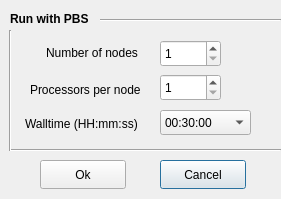
Qt form GUI/runPBS/runpbsdialog.ui (IFMlab/ChemFlow) before a commit.
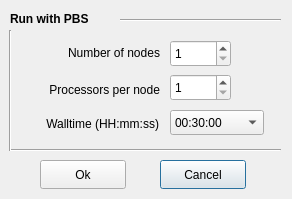
The same form after that commit.

The edit to the form file:
```diff
--- a/GUI/runPBS/runpbsdialog.ui
+++ b/GUI/runPBS/runpbsdialog.ui
@@ -6,7 +6,7 @@
    <rect>
     <x>0</x>
     <y>0</y>
-    <width>281</width>
+    <width>292</width>
     <height>199</height>
    </rect>
   </property>
@@ -18,7 +18,7 @@
     <rect>
      <x>10</x>
      <y>10</y>
-     <width>81</width>
+     <width>101</width>
      <height>17</height>
     </rect>
    </property>
@@ -35,7 +35,7 @@
   <widget class="QSpinBox" name="spinBox_nodes">
    <property name="geometry">
     <rect>
-     <x>160</x>
+     <x>170</x>
      <y>40</y>
      <width>61</width>
      <height>27</height>
@@ -77,22 +77,25 @@
   <widget class="QLabel" name="label_2">
    <property name="geometry">
     <rect>
-     <x>46</x>
+     <x>39</x>
      <y>43</y>
-     <width>101</width>
+     <width>121</width>
      <height>20</height>
     </rect>
    </property>
    <property name="text">
     <string>Number of nodes</string>
    </property>
+   <property name="alignment">
+    <set>Qt::AlignRight|Qt::AlignTrailing|Qt::AlignVCenter</set>
+   </property>
   </widget>
   <widget class="Line" name="line">
    <property name="geometry">
     <rect>
-     <x>100</x>
+     <x>120</x>
      <y>10</y>
-     <width>181</width>
+     <width>161</width>
      <height>20</height>
     </rect>
    </property>
@@ -129,7 +132,7 @@
   <widget class="QSpinBox" name="spinBox_ppn">
    <property name="geometry">
     <rect>
-     <x>160</x>
+     <x>170</x>
      <y>74</y>
      <width>61</width>
      <height>27</height>
@@ -145,35 +148,41 @@
   <widget class="QLabel" name="label_3">
    <property name="geometry">
     <rect>
-     <x>30</x>
+     <x>19</x>
      <y>80</y>
-     <width>131</width>
+     <width>141</width>
      <height>20</height>
     </rect>
    </property>
    <property name="text">
     <string>Processors per node</string>
    </property>
+   <property name="alignment">
+    <set>Qt::AlignRight|Qt::AlignTrailing|Qt::AlignVCenter</set>
+   </property>
   </widget>
   <widget class="QLabel" name="label_4">
    <property name="geometry">
     <rect>
-     <x>25</x>
+     <x>18</x>
      <y>110</y>
-     <width>131</width>
+     <width>141</width>
      <height>27</height>
     </rect>
    </property>
    <property name="text">
     <string>Walltime (HH:mm:ss)</string>
    </property>
+   <property name="alignment">
+    <set>Qt::AlignRight|Qt::AlignTrailing|Qt::AlignVCenter</set>
+   </property>
   </widget>
   <widget class="QComboBox" name="comboBox">
    <property name="geometry">
     <rect>
-     <x>160</x>
+     <x>170</x>
      <y>110</y>
-     <width>91</width>
+     <width>94</width>
      <height>25</height>
     </rect>
    </property>
```
